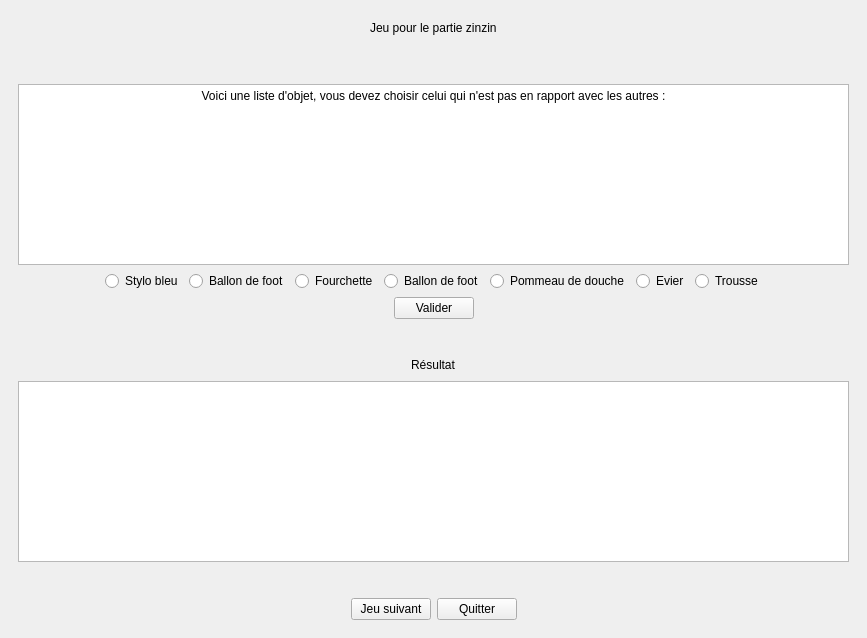
The window that jeu.ui (3200443/Projectc-) describes before a commit, drawn with Qt 5.
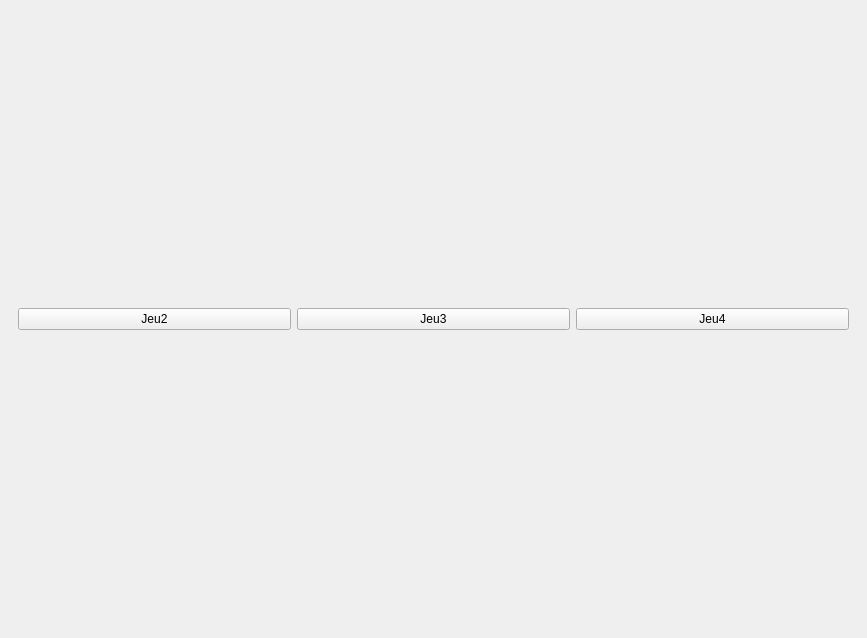
The same window after the commit. The open tabs and pages were chosen to show the change.

```diff
--- a/jeu.ui
+++ b/jeu.ui
@@ -18,17 +18,10 @@
     <item>
      <widget class="QStackedWidget" name="stackedWidget">
       <property name="currentIndex">
-       <number>3</number>
+       <number>0</number>
       </property>
       <widget class="QWidget" name="page">
        <layout class="QHBoxLayout" name="horizontalLayout_18">
-        <item>
-         <widget class="QPushButton" name="Jeu_1">
-          <property name="text">
-           <string>Jeu1</string>
-          </property>
-         </widget>
-        </item>
         <item>
          <widget class="QPushButton" name="Jeu_2">
           <property name="text">
@@ -52,315 +45,6 @@
         </item>
        </layout>
       </widget>
-      <widget class="QWidget" name="page_jeu1">
-       <layout class="QHBoxLayout" name="horizontalLayout_8">
-        <item>
-         <layout class="QVBoxLayout" name="verticalLayout_3">
-          <item>
-           <layout class="QVBoxLayout" name="verticalLayout">
-            <item>
-             <layout class="QHBoxLayout" name="horizontalLayout_3">
-              <item>
-               <spacer name="horizontalSpacer">
-                <property name="orientation">
-                 <enum>Qt::Horizontal</enum>
-                </property>
-                <property name="sizeHint" stdset="0">
-                 <size>
-                  <width>40</width>
-                  <height>20</height>
-                 </size>
-                </property>
-               </spacer>
-              </item>
-              <item>
-               <widget class="QLabel" name="label">
-                <property name="text">
-                 <string>Jeu pour le partie zinzin</string>
-                </property>
-               </widget>
-              </item>
-              <item>
-               <spacer name="horizontalSpacer_2">
-                <property name="orientation">
-                 <enum>Qt::Horizontal</enum>
-                </property>
-                <property name="sizeHint" stdset="0">
-                 <size>
-                  <width>40</width>
-                  <height>20</height>
-                 </size>
-                </property>
-               </spacer>
-              </item>
-             </layout>
-            </item>
-            <item>
-             <spacer name="verticalSpacer">
-              <property name="orientation">
-               <enum>Qt::Vertical</enum>
-              </property>
-              <property name="sizeType">
-               <enum>QSizePolicy::Fixed</enum>
-              </property>
-              <property name="sizeHint" stdset="0">
-               <size>
-                <width>20</width>
-                <height>40</height>
-               </size>
-              </property>
-             </spacer>
-            </item>
-            <item>
-             <widget class="QTextBrowser" name="Enonce">
-              <property name="maximumSize">
-               <size>
-                <width>16777215</width>
-                <height>195</height>
-               </size>
-              </property>
-              <property name="html">
-               <string>&lt;!DOCTYPE HTML PUBLIC &quot;-//W3C//DTD HTML 4.0//EN&quot; &quot;http://www.w3.org/TR/REC-html40/strict.dtd&quot;&gt;
-&lt;html&gt;&lt;head&gt;&lt;meta name=&quot;qrichtext&quot; content=&quot;1&quot; /&gt;&lt;style type=&quot;text/css&quot;&gt;
-p, li { white-space: pre-wrap; }
-&lt;/style&gt;&lt;/head&gt;&lt;body style=&quot; font-family:'Noto Sans'; font-size:9pt; font-weight:400; font-style:normal;&quot;&gt;
-&lt;p align=&quot;center&quot; style=&quot; margin-top:0px; margin-bottom:0px; margin-left:0px; margin-right:0px; -qt-block-indent:0; text-indent:0px;&quot;&gt;Voici une liste d'objet, vous devez choisir celui qui n'est pas en rapport avec les autres :&lt;/p&gt;
-&lt;p align=&quot;center&quot; style=&quot;-qt-paragraph-type:empty; margin-top:0px; margin-bottom:0px; margin-left:0px; margin-right:0px; -qt-block-indent:0; text-indent:0px;&quot;&gt;&lt;br /&gt;&lt;/p&gt;&lt;/body&gt;&lt;/html&gt;</string>
-              </property>
-             </widget>
-            </item>
-            <item>
-             <layout class="QHBoxLayout" name="horizontalLayout_6">
-              <item>
-               <spacer name="horizontalSpacer_5">
-                <property name="orientation">
-                 <enum>Qt::Horizontal</enum>
-                </property>
-                <property name="sizeHint" stdset="0">
-                 <size>
-                  <width>40</width>
-                  <height>20</height>
-                 </size>
-                </property>
-               </spacer>
-              </item>
-              <item>
-               <widget class="QRadioButton" name="radioButton">
-                <property name="text">
-                 <string>Stylo bleu</string>
-                </property>
-               </widget>
-              </item>
-              <item>
-               <widget class="QRadioButton" name="radioButton_2">
-                <property name="text">
-                 <string>Ballon de foot</string>
-                </property>
-               </widget>
-              </item>
-              <item>
-               <widget class="QRadioButton" name="radioButton_3">
-                <property name="text">
-                 <string>Fourchette</string>
-                </property>
-               </widget>
-              </item>
-              <item>
-               <widget class="QRadioButton" name="radioButton_4">
-                <property name="text">
-                 <string>Ballon de foot</string>
-                </property>
-               </widget>
-              </item>
-              <item>
-               <widget class="QRadioButton" name="radioButton_5">
-                <property name="text">
-                 <string>Pommeau de douche</string>
-                </property>
-               </widget>
-              </item>
-              <item>
-               <widget class="QRadioButton" name="radioButton_6">
-                <property name="text">
-                 <string>Evier</string>
-                </property>
-               </widget>
-              </item>
-              <item>
-               <widget class="QRadioButton" name="radioButton_7">
-                <property name="text">
-                 <string>Trousse</string>
-                </property>
-               </widget>
-              </item>
-              <item>
-               <spacer name="horizontalSpacer_10">
-                <property name="orientation">
-                 <enum>Qt::Horizontal</enum>
-                </property>
-                <property name="sizeHint" stdset="0">
-                 <size>
-                  <width>40</width>
-                  <height>20</height>
-                 </size>
-                </property>
-               </spacer>
-              </item>
-             </layout>
-            </item>
-            <item>
-             <layout class="QHBoxLayout" name="horizontalLayout_7">
-              <item>
-               <spacer name="horizontalSpacer_6">
-                <property name="orientation">
-                 <enum>Qt::Horizontal</enum>
-                </property>
-                <property name="sizeHint" stdset="0">
-                 <size>
-                  <width>40</width>
-                  <height>20</height>
-                 </size>
-                </property>
-               </spacer>
-              </item>
-              <item>
-               <widget class="QPushButton" name="bvalider_jeu1">
-                <property name="text">
-                 <string>Valider</string>
-                </property>
-               </widget>
-              </item>
-              <item>
-               <spacer name="horizontalSpacer_7">
-                <property name="orientation">
-                 <enum>Qt::Horizontal</enum>
-                </property>
-                <property name="sizeHint" stdset="0">
-                 <size>
-                  <width>40</width>
-                  <height>20</height>
-                 </size>
-                </property>
-               </spacer>
-              </item>
-             </layout>
-            </item>
-            <item>
-             <spacer name="verticalSpacer_2">
-              <property name="orientation">
-               <enum>Qt::Vertical</enum>
-              </property>
-              <property name="sizeHint" stdset="0">
-               <size>
-                <width>20</width>
-                <height>40</height>
-               </size>
-              </property>
-             </spacer>
-            </item>
-            <item>
-             <layout class="QHBoxLayout" name="horizontalLayout_4">
-              <item>
-               <spacer name="horizontalSpacer_8">
-                <property name="orientation">
-                 <enum>Qt::Horizontal</enum>
-                </property>
-                <property name="sizeHint" stdset="0">
-                 <size>
-                  <width>40</width>
-                  <height>20</height>
-                 </size>
-                </property>
-               </spacer>
-              </item>
-              <item>
-               <widget class="QLabel" name="Resultat">
-                <property name="text">
-                 <string>Résultat</string>
-                </property>
-               </widget>
-              </item>
-              <item>
-               <spacer name="horizontalSpacer_9">
-                <property name="orientation">
-                 <enum>Qt::Horizontal</enum>
-                </property>
-                <property name="sizeHint" stdset="0">
-                 <size>
-                  <width>40</width>
-                  <height>20</height>
-                 </size>
-                </property>
-               </spacer>
-              </item>
-             </layout>
-            </item>
-            <item>
-             <widget class="QTextBrowser" name="Resultat_affichage"/>
-            </item>
-            <item>
-             <spacer name="verticalSpacer_3">
-              <property name="orientation">
-               <enum>Qt::Vertical</enum>
-              </property>
-              <property name="sizeHint" stdset="0">
-               <size>
-                <width>20</width>
-                <height>40</height>
-               </size>
-              </property>
-             </spacer>
-            </item>
-            <item>
-             <layout class="QHBoxLayout" name="horizontalLayout_5">
-              <item>
-               <spacer name="horizontalSpacer_3">
-                <property name="orientation">
-                 <enum>Qt::Horizontal</enum>
-                </property>
-                <property name="sizeHint" stdset="0">
-                 <size>
-                  <width>40</width>
-                  <height>20</height>
-                 </size>
-                </property>
-               </spacer>
-              </item>
-              <item>
-               <widget class="QPushButton" name="next_jeu2">
-                <property name="text">
-                 <string>Jeu suivant</string>
-                </property>
-               </widget>
-              </item>
-              <item>
-               <widget class="QPushButton" name="pushButton_2">
-                <property name="text">
-                 <string>Quitter</string>
-                </property>
-               </widget>
-              </item>
-              <item>
-               <spacer name="horizontalSpacer_4">
-                <property name="orientation">
-                 <enum>Qt::Horizontal</enum>
-                </property>
-                <property name="sizeHint" stdset="0">
-                 <size>
-                  <width>40</width>
-                  <height>20</height>
-                 </size>
-                </property>
-               </spacer>
-              </item>
-             </layout>
-            </item>
-           </layout>
-          </item>
-         </layout>
-        </item>
-       </layout>
-      </widget>
       <widget class="QWidget" name="page_jeu2">
        <layout class="QVBoxLayout" name="verticalLayout_5">
         <item>
```
Left out of the diff: 16 changed lines with no effect on the pictures.
